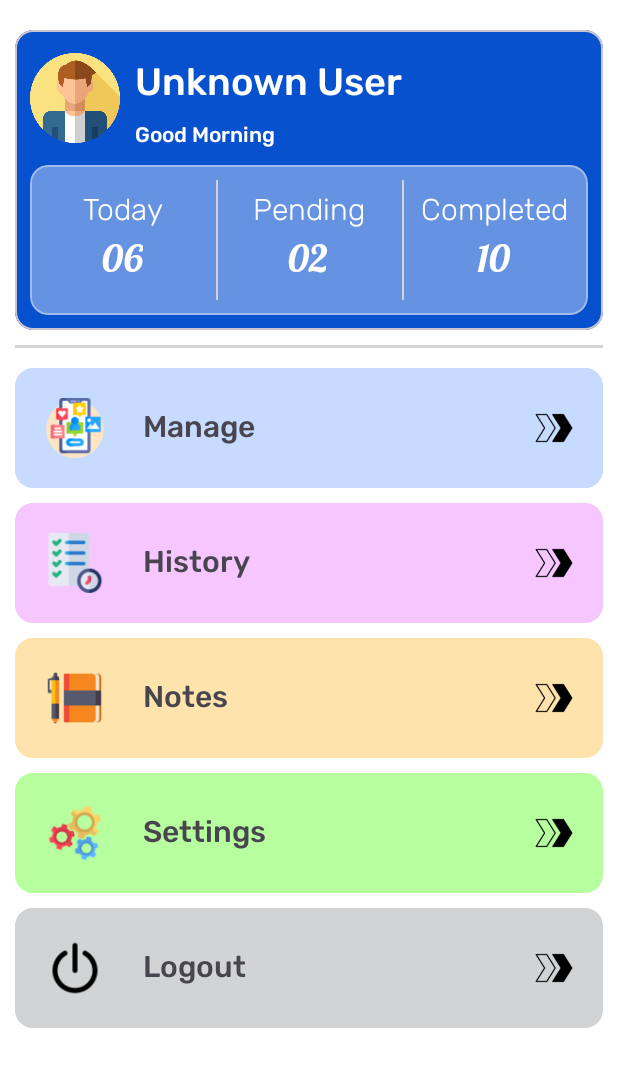
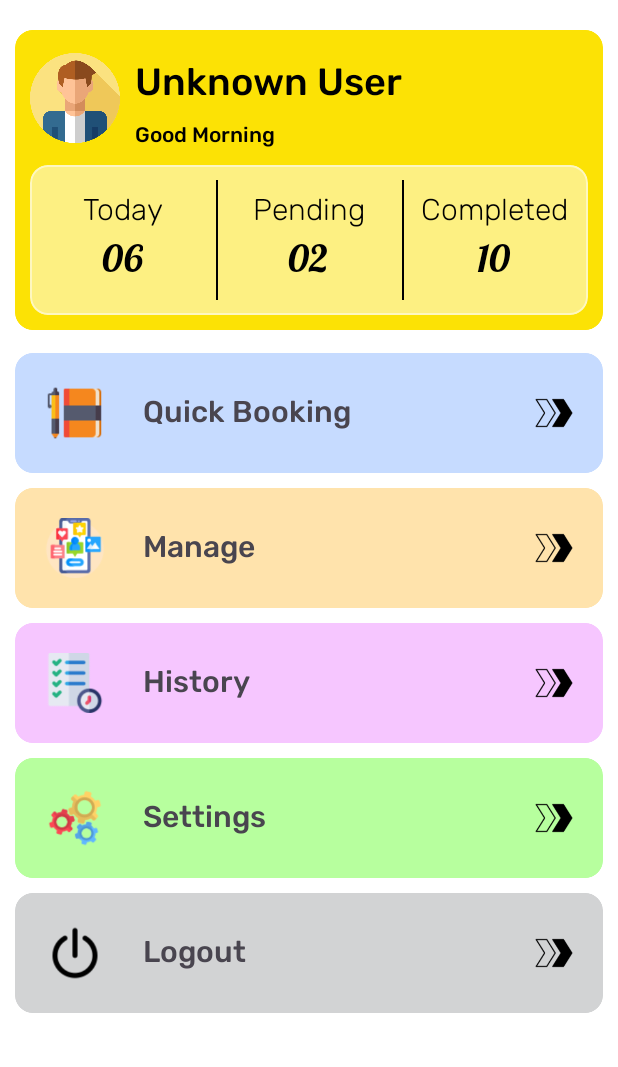
Before and after one commit to NiwanthaR/TRR_App, an Android app: the Dashboard screen opened directly, with no data from a screen before it, on a phone screen of 412 x 824 dp. Shown: the top 1067 px of the screen. Run offline under Robolectric (Android 15) with nearby library versions, the phone set to English and light mode, and no system bars; our stand-ins replace Firebase (no records; nobody signed in at launch, a user with empty details on screens opened directly).

Commit message:
Colour Change

```diff
--- a/app/src/main/AndroidManifest.xml
+++ b/app/src/main/AndroidManifest.xml
@@ -29,6 +29,7 @@
             android:exported="false" />
         <activity
             android:name=".view.LoginScreen"
+            android:windowSoftInputMode="stateHidden"
             android:exported="true" />
         <activity
             android:name=".view.SplashScreen"
--- a/app/src/main/res/layout/activity_dashboard.xml
+++ b/app/src/main/res/layout/activity_dashboard.xml
@@ -27,7 +27,8 @@
                 android:layout_marginTop="20dp"
                 android:layout_marginEnd="10dp"
                 android:layout_marginBottom="10dp"
-                app:cardBackgroundColor="@color/top_bar_colour"
+                app:cardBackgroundColor="@color/app_yellow_light"
+                app:strokeColor="@color/app_yellow_light"
                 android:backgroundTintMode="screen"
                 android:orientation="vertical">
 
@@ -49,7 +50,7 @@
                         android:layout_height="wrap_content"
                         android:text="Unknown User"
                         android:fontFamily="@font/rubik_medium"
-                        android:textColor="@color/white"
+                        android:textColor="@color/black"
                         android:layout_toEndOf="@id/userProfilePic"
                         android:textSize="25sp"
                         android:layout_marginTop="15dp"
@@ -61,7 +62,7 @@
                         android:layout_height="wrap_content"
                         android:layout_below="@id/userName"
                         android:layout_marginStart="10dp"
-                        android:textColor="@color/white"
+                        android:textColor="@color/black"
                         android:layout_marginTop="3dp"
                         android:layout_toEndOf="@id/userProfilePic"
                         android:text="Good Morning"/>
@@ -102,7 +103,7 @@
                                             android:id="@+id/value01Title"
                                             android:layout_width="wrap_content"
                                             android:layout_height="wrap_content"
-                                            android:textColor="@color/white"
+                                            android:textColor="@color/black"
                                             android:textSize="20sp"
                                             android:fontFamily="@font/rubik_light"
                                             android:text="Today" />
@@ -113,7 +114,7 @@
                                             android:layout_width="wrap_content"
                                             android:layout_height="wrap_content"
                                             android:fontFamily="@font/lobster_regular"
-                                            android:textColor="@color/white"
+                                            android:textColor="@color/black"
                                             android:textSize="25dp"
                                             android:text="06"/>
                                     </LinearLayout>
@@ -140,7 +141,7 @@
                                         android:layout_alignParentStart="true"
                                         android:layout_height="match_parent"
                                         android:layout_marginEnd="10dp"
-                                        android:background="@color/ash"/>
+                                        android:background="@color/black"/>
 
                                     <LinearLayout
                                         android:id="@+id/dataSquire02"
@@ -155,7 +156,7 @@
                                             android:layout_height="wrap_content"
                                             android:fontFamily="@font/rubik_light"
                                             android:text="Pending"
-                                            android:textColor="@color/white"
+                                            android:textColor="@color/black"
                                             android:textSize="20sp" />
 
                                         <TextView
@@ -164,7 +165,7 @@
                                             android:layout_height="wrap_content"
                                             android:layout_gravity="center_horizontal"
                                             android:fontFamily="@font/lobster_regular"
-                                            android:textColor="@color/white"
+                                            android:textColor="@color/black"
                                             android:text="02"
                                             android:textSize="25dp" />
                                     </LinearLayout>
@@ -190,7 +191,7 @@
                                         android:layout_alignParentStart="true"
                                         android:layout_height="match_parent"
                                         android:layout_marginEnd="10dp"
-                                        android:background="@color/ash"/>
+                                        android:background="@color/black"/>
 
                                     <LinearLayout
                                         android:layout_width="wrap_content"
@@ -204,7 +205,7 @@
                                             android:textSize="20sp"
                                             android:fontFamily="@font/rubik_light"
                                             android:layout_height="wrap_content"
-                                            android:textColor="@color/white"
+                                            android:textColor="@color/black"
                                             android:text="Completed" />
 
                                         <TextView
@@ -213,7 +214,7 @@
                                             android:layout_width="wrap_content"
                                             android:layout_height="wrap_content"
                                             android:textSize="25dp"
-                                            android:textColor="@color/white"
+                                            android:textColor="@color/black"
                                             android:layout_gravity="center_horizontal"
                                             android:text="10"/>
                                     </LinearLayout>
@@ -231,15 +232,6 @@
 
             </com.google.android.material.card.MaterialCardView>
 
-            <View
-                android:id="@+id/layoutDivide"
-                android:layout_below="@id/display_card"
-                android:layout_width="match_parent"
-                android:layout_height="2dp"
-                android:layout_marginStart="10dp"
-                android:layout_marginEnd="10dp"
-                android:background="@color/ash"/>
-
         </LinearLayout>
 
         <LinearLayout
@@ -250,9 +242,8 @@
             <ScrollView
                 android:layout_width="match_parent"
                 android:layout_height="match_parent"
-                android:layout_below="@id/layoutDivide"
+                android:layout_below="@id/display_card"
                 android:layout_marginStart="10dp"
-                android:layout_marginTop="10dp"
                 android:layout_marginEnd="10dp"
                 android:layout_marginBottom="10dp">
 
@@ -264,9 +255,53 @@
                     <com.google.android.material.card.MaterialCardView
                         android:layout_width="match_parent"
                         android:layout_height="80dp"
+                        android:focusable="true"
                         android:clickable="true"
                         app:cardBackgroundColor="@color/light_blue"
-                        app:strokeColor="@color/light_blue"
+                        app:strokeColor="@color/light_blue">
+
+                        <RelativeLayout
+                            android:layout_width="match_parent"
+                            android:layout_height="match_parent"
+                            android:orientation="horizontal">
+
+                            <ImageView
+                                android:id="@+id/task_symbol03"
+                                android:layout_width="40dp"
+                                android:layout_height="40dp"
+                                android:layout_centerVertical="true"
+                                android:layout_marginStart="20dp"
+                                android:src="@drawable/note_icon" />
+
+                            <ImageView
+                                android:layout_width="25dp"
+                                android:layout_height="25dp"
+                                android:layout_alignParentEnd="true"
+                                android:layout_centerInParent="true"
+                                android:layout_marginEnd="20dp"
+                                android:src="@drawable/navigate_right_arrow" />
+
+                            <TextView
+                                android:layout_width="wrap_content"
+                                android:layout_height="wrap_content"
+                                android:layout_centerVertical="true"
+                                android:layout_marginStart="25dp"
+                                android:layout_toEndOf="@id/task_symbol03"
+                                android:fontFamily="@font/rubik_medium"
+                                android:text="Quick Booking"
+                                android:textSize="20sp" />
+
+                        </RelativeLayout>
+                    </com.google.android.material.card.MaterialCardView>
+
+
+                    <com.google.android.material.card.MaterialCardView
+                        android:layout_width="match_parent"
+                        android:layout_height="80dp"
+                        android:clickable="true"
+                        android:layout_marginTop="10dp"
+                        app:cardBackgroundColor="@color/light_orange"
+                        app:strokeColor="@color/light_orange"
                         android:focusable="true">
 
                         <RelativeLayout
@@ -348,49 +383,6 @@
 
                         </RelativeLayout>
 
-                    </com.google.android.material.card.MaterialCardView>
-
-                    <com.google.android.material.card.MaterialCardView
-                        android:layout_width="match_parent"
-                        android:layout_height="80dp"
-                        android:layout_marginTop="10dp"
-                        android:focusable="true"
-                        android:clickable="true"
-                        app:cardBackgroundColor="@color/light_orange"
-                        app:strokeColor="@color/light_orange">
-
-                        <RelativeLayout
-                            android:layout_width="match_parent"
-                            android:layout_height="match_parent"
-                            android:orientation="horizontal">
-
-                            <ImageView
-                                android:id="@+id/task_symbol03"
-                                android:layout_width="40dp"
-                                android:layout_height="40dp"
-                                android:layout_centerVertical="true"
-                                android:layout_marginStart="20dp"
-                                android:src="@drawable/note_icon" />
-
-                            <ImageView
-                                android:layout_width="25dp"
-                                android:layout_height="25dp"
-                                android:layout_alignParentEnd="true"
-                                android:layout_centerInParent="true"
-                                android:layout_marginEnd="20dp"
-                                android:src="@drawable/navigate_right_arrow" />
-
-                            <TextView
-                                android:layout_width="wrap_content"
-                                android:layout_height="wrap_content"
-                                android:layout_centerVertical="true"
-                                android:layout_marginStart="25dp"
-                                android:layout_toEndOf="@id/task_symbol03"
-                                android:fontFamily="@font/rubik_medium"
-                                android:text="Notes"
-                                android:textSize="20sp" />
-
-                        </RelativeLayout>
                     </com.google.android.material.card.MaterialCardView>
 
                     <com.google.android.material.card.MaterialCardView
--- a/app/src/main/res/layout/activity_user_login_screen.xml
+++ b/app/src/main/res/layout/activity_user_login_screen.xml
@@ -23,7 +23,7 @@
             <ImageView
                 android:layout_width="match_parent"
                 android:layout_height="wrap_content"
-                android:src="@drawable/exlogo"
+                android:src="@drawable/hotel_logo"
                 android:layout_marginTop="60dp"
                 android:layout_gravity="bottom"/>
 
@@ -92,19 +92,21 @@
             android:layout_marginTop="5dp"
             android:layout_width="match_parent"
             android:layout_height="wrap_content"
-            android:textColor="@color/light_dark_blue"
+            android:textColor="@color/app_yellow_light"
             android:textAlignment="center"
             android:textSize="16dp"
             android:layout_gravity="center"/>
 
-        <Button
+        <com.google.android.material.button.MaterialButton
             android:id="@+id/btnUserLogin"
             android:layout_width="match_parent"
-            android:layout_height="60dp"
+            android:layout_height="55dp"
             android:layout_marginTop="5dp"
             android:layout_marginLeft="30dp"
             android:layout_marginRight="30dp"
-            style="@style/Widget.MaterialComponents.Button"
+            android:textColor="@color/black"
+            android:background="@color/app_yellow_light"
+            app:backgroundTint="@color/app_yellow_light"
             android:text="Login"/>
 
         <LinearLayout
--- a/app/src/main/res/values/colors.xml
+++ b/app/src/main/res/values/colors.xml
@@ -10,6 +10,9 @@
     <color name="light_orange">#FFE3AC</color>
     <color name="light_green">#B7FF9E</color>
     <color name="light_dark_blue">#C5DFF8</color>
-    <color name="semiTransparentColor">#60FFFFFF</color>
+    <color name="semiTransparentColor">#80FFFFFF</color>
     <color name="light_yellow">#FFF9DE</color>
+
+    <color name="app_yellow_dark">#ffc40c </color>
+    <color name="app_yellow_light">#FCE205</color>
 </resources>
--- a/app/src/main/res/values/themes.xml
+++ b/app/src/main/res/values/themes.xml
@@ -3,7 +3,7 @@
     <style name="Base.Theme.TRR_App" parent="Theme.Material3.DayNight.NoActionBar">
         <!-- Customize your light theme here. -->
         <!-- <item name="colorPrimary">@color/my_light_primary</item> -->
-        <item name="android:statusBarColor">@color/top_bar_colour</item>
+        <item name="android:statusBarColor">@color/app_yellow_dark</item>
     </style>
 
     <style name="Theme.TRR_App" parent="Base.Theme.TRR_App" />
```
